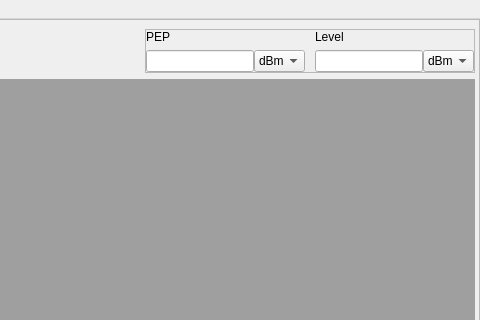
Above: Connect_TCP/mainwindow.ui from LaGGerMan666/Rohde_n_Schwarz_instrumentation_control_module before the change; both pictures show x 720 to 1200 and y 0 to 320 of the 1200 by 610 pixel window. Below: the same form after it.
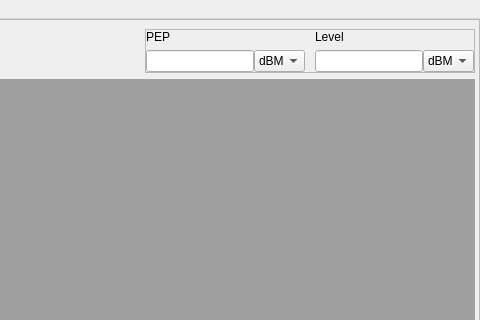
That is the form after the change.

Patch:
```diff
--- a/Connect_TCP/mainwindow.ui
+++ b/Connect_TCP/mainwindow.ui
@@ -266,7 +266,7 @@
             </property>
             <item>
              <property name="text">
-              <string>dBm</string>
+              <string>dBM</string>
              </property>
             </item>
             <item>
@@ -337,7 +337,7 @@
             </property>
             <item>
              <property name="text">
-              <string>dBm</string>
+              <string>dBM</string>
              </property>
             </item>
             <item>
```
Left out of the diff: 30 changed lines with no effect on the pictures.
